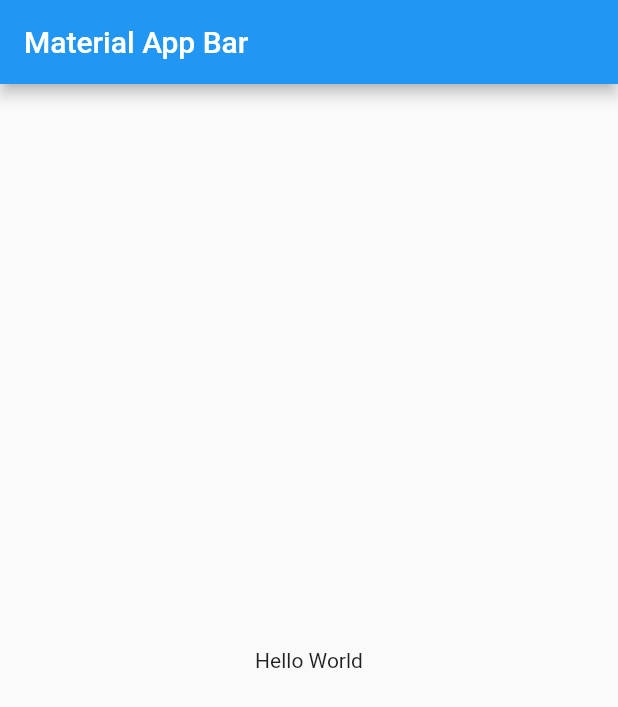
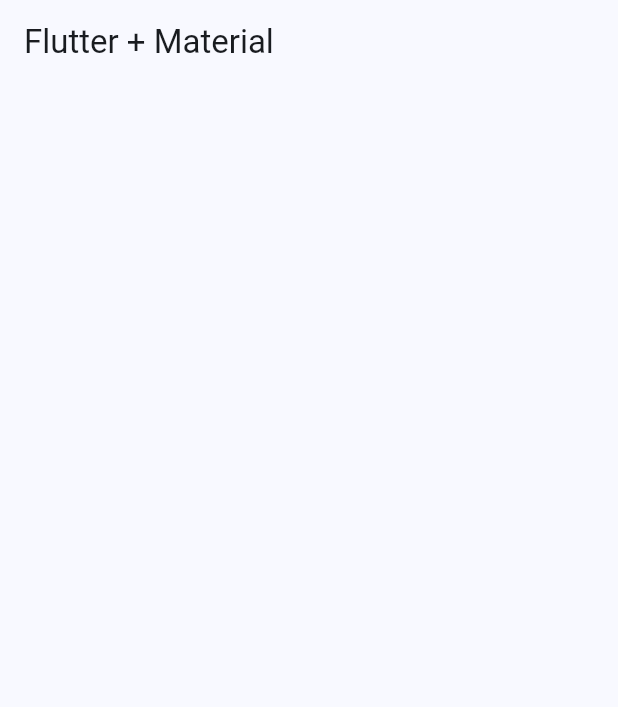
Before and after one commit to hernanprovoste/widgets_app, a Flutter app: the screen it shows after launch, on a phone screen of 412 x 824 dp. Shown: the top 707 px of the screen. Run offline on Flutter 3.47's test engine with Material 2 defaults, Android fonts, the phone set to English and light mode, and no system bars.

```diff
--- /dev/null
+++ b/lib/config/theme/app_theme.dart
@@ -0,0 +1,22 @@
+import 'package:flutter/material.dart';
+
+const colorList = <Color>[
+  Colors.blue,
+  Colors.pink,
+  Colors.red,
+  Colors.greenAccent,
+];
+
+class AppTheme {
+  final int selectedColor;
+
+  AppTheme({this.selectedColor = 0})
+      : assert(selectedColor >= 0, 'Selected color must be grater then 0'),
+        assert(selectedColor < colorList.length,
+            'Selected color must be less or equal than ${colorList.length}');
+
+  ThemeData getTheme() => ThemeData(
+      useMaterial3: true,
+      colorSchemeSeed: colorList[selectedColor],
+      appBarTheme: const AppBarTheme(centerTitle: false));
+}
--- a/lib/main.dart
+++ b/lib/main.dart
@@ -1,4 +1,6 @@
 import 'package:flutter/material.dart';
+import 'package:widgets_app/config/theme/app_theme.dart';
+import 'package:widgets_app/presentation/screens/home/home_screen.dart';
 
 void main() => runApp(MyApp());
 
@@ -6,17 +8,8 @@ class MyApp extends StatelessWidget {
   @override
   Widget build(BuildContext context) {
     return MaterialApp(
-      title: 'Material App',
-      home: Scaffold(
-        appBar: AppBar(
-          title: Text('Material App Bar'),
-        ),
-        body: Center(
-          child: Container(
-            child: Text('Hello World'),
-          ),
-        ),
-      ),
-    );
+        debugShowCheckedModeBanner: false,
+        theme: AppTheme(selectedColor: 0).getTheme(),
+        home: const HomeScreen());
   }
 }
--- /dev/null
+++ b/lib/presentation/screens/home/home_screen.dart
@@ -0,0 +1,14 @@
+import 'package:flutter/material.dart';
+
+class HomeScreen extends StatelessWidget {
+  const HomeScreen({super.key});
+
+  @override
+  Widget build(BuildContext context) {
+    return Scaffold(
+      appBar: AppBar(
+        title: const Text('Flutter + Material'),
+      ),
+    );
+  }
+}
```
Also changed, not shown: lib/config/menu/menu_item.dart (added, +28 -0 lines).
